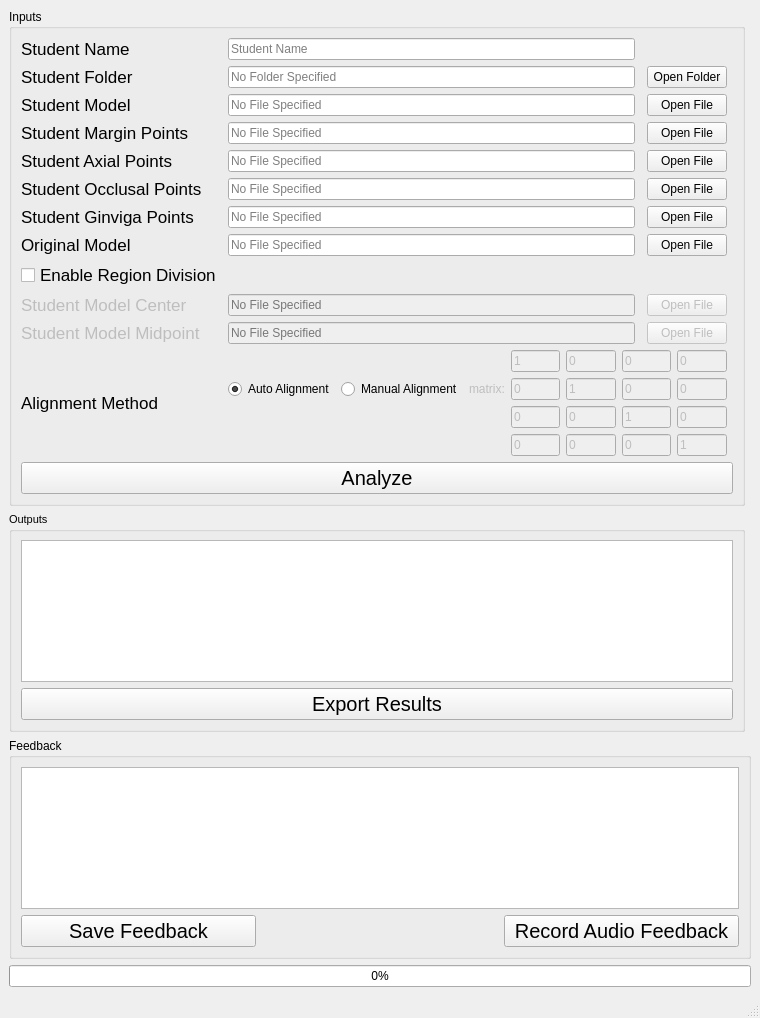
This is mainwindow.ui in SenyangJiang/DentalAnalyzer as Qt 5 draws it before an edit. The edited form follows.
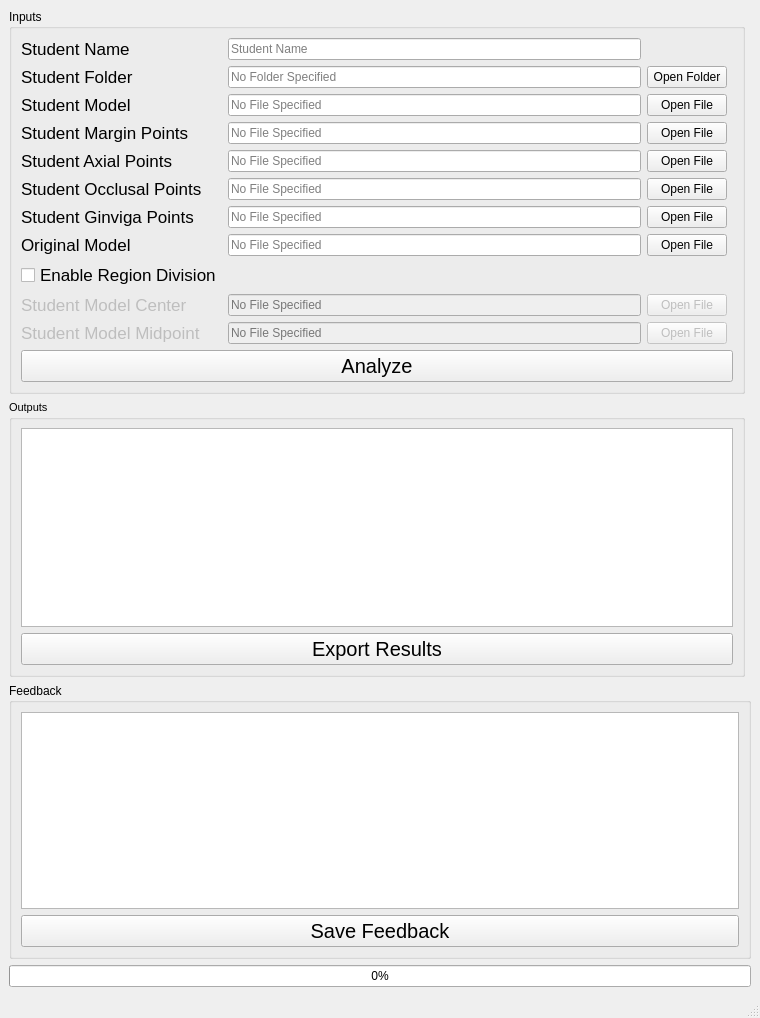
This is the edited form.

Commit message:
Remove alignment & Add documentation
- Removed alignment options, doing the alignment in Meshlab instead
- Added Markdown documentation

Patch:
```diff
--- a/mainwindow.ui
+++ b/mainwindow.ui
@@ -101,89 +101,7 @@
         <property name="flat">
          <bool>false</bool>
         </property>
-        <layout class="QGridLayout" name="gridLayout" columnstretch="0,0,0,0,0">
-         <item row="9" column="3">
-          <widget class="QPushButton" name="pushButtonOriginalModel">
-           <property name="text">
-            <string>Open File</string>
-           </property>
-          </widget>
-         </item>
-         <item row="6" column="1">
-          <widget class="QLineEdit" name="lineEditStudentAxialPoints">
-           <property name="focusPolicy">
-            <enum>Qt::ClickFocus</enum>
-           </property>
-           <property name="text">
-            <string/>
-           </property>
-           <property name="readOnly">
-            <bool>true</bool>
-           </property>
-           <property name="placeholderText">
-            <string>No File Specified</string>
-           </property>
-          </widget>
-         </item>
-         <item row="7" column="1">
-          <widget class="QLineEdit" name="lineEditStudentOcclusalPoints">
-           <property name="focusPolicy">
-            <enum>Qt::ClickFocus</enum>
-           </property>
-           <property name="text">
-            <string/>
-           </property>
-           <property name="readOnly">
-            <bool>true</bool>
-           </property>
-           <property name="placeholderText">
-            <string>No File Specified</string>
-           </property>
-          </widget>
-         </item>
-         <item row="15" column="0">
-          <widget class="QLabel" name="label_8">
-           <property name="font">
-            <font>
-             <family>Arial</family>
-             <pointsize>13</pointsize>
-            </font>
-           </property>
-           <property name="text">
-            <string>Alignment Method</string>
-           </property>
-          </widget>
-         </item>
-         <item row="5" column="3">
-          <widget class="QPushButton" name="pushButtonStudentMarginPoints">
-           <property name="text">
-            <string>Open File</string>
-           </property>
-          </widget>
-         </item>
-         <item row="13" column="3">
-          <widget class="QPushButton" name="pushButtonStudentMidpoint">
-           <property name="enabled">
-            <bool>false</bool>
-           </property>
-           <property name="text">
-            <string>Open File</string>
-           </property>
-          </widget>
-         </item>
-         <item row="24" column="0" colspan="5">
-          <widget class="QPushButton" name="pushButtonAnalyze">
-           <property name="font">
-            <font>
-             <family>Arial</family>
-             <pointsize>15</pointsize>
-            </font>
-           </property>
-           <property name="text">
-            <string>Analyze</string>
-           </property>
-          </widget>
-         </item>
+        <layout class="QGridLayout" name="gridLayout" columnstretch="0,0,0,0">
          <item row="2" column="0">
           <widget class="QLabel" name="label_2">
            <property name="font">
@@ -197,36 +115,20 @@
            </property>
           </widget>
          </item>
-         <item row="1" column="3">
-          <widget class="QPushButton" name="pushButtonStudentFolder">
+         <item row="11" column="0">
+          <widget class="QCheckBox" name="checkBoxDivision">
+           <property name="font">
+            <font>
+             <family>Arial</family>
+             <pointsize>13</pointsize>
+            </font>
+           </property>
            <property name="text">
-            <string>Open Folder</string>
+            <string>Enable Region Division</string>
            </property>
-           <property name="checkable">
-            <bool>false</bool>
-           </property>
-           <property name="checked">
-            <bool>false</bool>
-           </property>
-           <property name="autoRepeat">
-            <bool>false</bool>
-           </property>
-           <property name="default">
-            <bool>false</bool>
-           </property>
-           <property name="flat">
-            <bool>false</bool>
-           </property>
           </widget>
          </item>
-         <item row="0" column="1">
-          <widget class="QLineEdit" name="lineEditStudentName">
-           <property name="placeholderText">
-            <string>Student Name</string>
-           </property>
-          </widget>
-         </item>
-         <item row="12" column="3">
+         <item row="12" column="2">
           <widget class="QPushButton" name="pushButtonStudentCenter">
            <property name="enabled">
             <bool>false</bool>
@@ -236,16 +138,19 @@
            </property>
           </widget>
          </item>
-         <item row="5" column="0">
-          <widget class="QLabel" name="label_3">
-           <property name="font">
-            <font>
-             <family>Arial</family>
-             <pointsize>13</pointsize>
-            </font>
+         <item row="1" column="1">
+          <widget class="QLineEdit" name="lineEditStudentFolder">
+           <property name="focusPolicy">
+            <enum>Qt::ClickFocus</enum>
            </property>
            <property name="text">
-            <string>Student Margin Points</string>
+            <string/>
+           </property>
+           <property name="readOnly">
+            <bool>true</bool>
+           </property>
+           <property name="placeholderText">
+            <string>No Folder Specified</string>
            </property>
           </widget>
          </item>
@@ -265,6 +170,62 @@
            </property>
           </widget>
          </item>
+         <item row="1" column="0">
+          <widget class="QLabel" name="label">
+           <property name="font">
+            <font>
+             <family>Arial</family>
+             <pointsize>13</pointsize>
+            </font>
+           </property>
+           <property name="text">
+            <string>Student Folder</string>
+           </property>
+          </widget>
+         </item>
+         <item row="6" column="2">
+          <widget class="QPushButton" name="pushButtonStudentAxialPoints">
+           <property name="text">
+            <string>Open File</string>
+           </property>
+          </widget>
+         </item>
+         <item row="2" column="1">
+          <widget class="QLineEdit" name="lineEditStudentModel">
+           <property name="focusPolicy">
+            <enum>Qt::ClickFocus</enum>
+           </property>
+           <property name="text">
+            <string/>
+           </property>
+           <property name="readOnly">
+            <bool>true</bool>
+           </property>
+           <property name="placeholderText">
+            <string>No File Specified</string>
+           </property>
+          </widget>
+         </item>
+         <item row="2" column="2">
+          <widget class="QPushButton" name="pushButtonStudentModel">
+           <property name="text">
+            <string>Open File</string>
+           </property>
+          </widget>
+         </item>
+         <item row="7" column="0">
+          <widget class="QLabel" name="label_5">
+           <property name="font">
+            <font>
+             <family>Arial</family>
+             <pointsize>13</pointsize>
+            </font>
+           </property>
+           <property name="text">
+            <string>Student Occlusal Points</string>
+           </property>
+          </widget>
+         </item>
          <item row="13" column="1">
           <widget class="QLineEdit" name="lineEditStudentMidpoint">
            <property name="enabled">
@@ -281,42 +242,10 @@
            </property>
           </widget>
          </item>
-         <item row="12" column="1">
-          <widget class="QLineEdit" name="lineEditStudentCenter">
-           <property name="enabled">
-            <bool>false</bool>
-           </property>
-           <property name="text">
-            <string/>
-           </property>
-           <property name="readOnly">
-            <bool>true</bool>
-           </property>
+         <item row="0" column="1">
+          <widget class="QLineEdit" name="lineEditStudentName">
            <property name="placeholderText">
-            <string>No File Specified</string>
-           </property>
-          </widget>
-         </item>
-         <item row="1" column="1">
-          <widget class="QLineEdit" name="lineEditStudentFolder">
-           <property name="focusPolicy">
-            <enum>Qt::ClickFocus</enum>
-           </property>
-           <property name="text">
-            <string/>
-           </property>
-           <property name="readOnly">
-            <bool>true</bool>
-           </property>
-           <property name="placeholderText">
-            <string>No Folder Specified</string>
-           </property>
-          </widget>
-         </item>
-         <item row="7" column="3">
-          <widget class="QPushButton" name="pushButtonStudentOcclusalPoints">
-           <property name="text">
-            <string>Open File</string>
+            <string>Student Name</string>
            </property>
           </widget>
          </item>
@@ -336,15 +265,60 @@
            </property>
           </widget>
          </item>
-         <item row="8" column="3">
+         <item row="8" column="2">
           <widget class="QPushButton" name="pushButtonStudentGingivaPoints">
            <property name="text">
             <string>Open File</string>
            </property>
           </widget>
          </item>
-         <item row="2" column="1">
-          <widget class="QLineEdit" name="lineEditStudentModel">
+         <item row="12" column="0">
+          <widget class="QLabel" name="labelStudentCenter">
+           <property name="enabled">
+            <bool>false</bool>
+           </property>
+           <property name="font">
+            <font>
+             <family>Arial</family>
+             <pointsize>13</pointsize>
+            </font>
+           </property>
+           <property name="text">
+            <string>Student Model Center</string>
+           </property>
+          </widget>
+         </item>
+         <item row="12" column="1">
+          <widget class="QLineEdit" name="lineEditStudentCenter">
+           <property name="enabled">
+            <bool>false</bool>
+           </property>
+           <property name="text">
+            <string/>
+           </property>
+           <property name="readOnly">
+            <bool>true</bool>
+           </property>
+           <property name="placeholderText">
+            <string>No File Specified</string>
+           </property>
+          </widget>
+         </item>
+         <item row="6" column="0">
+          <widget class="QLabel" name="label_4">
+           <property name="font">
+            <font>
+             <family>Arial</family>
+             <pointsize>13</pointsize>
+            </font>
+           </property>
+           <property name="text">
+            <string>Student Axial Points</string>
+           </property>
+          </widget>
+         </item>
+         <item row="6" column="1">
+          <widget class="QLineEdit" name="lineEditStudentAxialPoints">
            <property name="focusPolicy">
             <enum>Qt::ClickFocus</enum>
            </property>
@@ -359,30 +333,62 @@
            </property>
           </widget>
          </item>
-         <item row="6" column="3">
-          <widget class="QPushButton" name="pushButtonStudentAxialPoints">
+         <item row="13" column="2">
+          <widget class="QPushButton" name="pushButtonStudentMidpoint">
+           <property name="enabled">
+            <bool>false</bool>
+           </property>
            <property name="text">
             <string>Open File</string>
            </property>
           </widget>
          </item>
-         <item row="2" column="3">
-          <widget class="QPushButton" name="pushButtonStudentModel">
+         <item row="9" column="1">
+          <widget class="QLineEdit" name="lineEditOriginalModel">
            <property name="text">
-            <string>Open File</string>
+            <string/>
            </property>
+           <property name="readOnly">
+            <bool>true</bool>
+           </property>
+           <property name="placeholderText">
+            <string>No File Specified</string>
+           </property>
           </widget>
          </item>
-         <item row="11" column="0">
-          <widget class="QCheckBox" name="checkBoxDivision">
-           <property name="font">
-            <font>
-             <family>Arial</family>
-             <pointsize>13</pointsize>
-            </font>
+         <item row="1" column="2">
+          <widget class="QPushButton" name="pushButtonStudentFolder">
+           <property name="text">
+            <string>Open Folder</string>
            </property>
+           <property name="checkable">
+            <bool>false</bool>
+           </property>
+           <property name="checked">
+            <bool>false</bool>
+           </property>
+           <property name="autoRepeat">
+            <bool>false</bool>
+           </property>
+           <property name="default">
+            <bool>false</bool>
+           </property>
+           <property name="flat">
+            <bool>false</bool>
+           </property>
+          </widget>
+         </item>
+         <item row="9" column="2">
+          <widget class="QPushButton" name="pushButtonOriginalModel">
            <property name="text">
-            <string>Enable Region Division</string>
+            <string>Open File</string>
+           </property>
+          </widget>
+         </item>
+         <item row="7" column="2">
+          <widget class="QPushButton" name="pushButtonStudentOcclusalPoints">
+           <property name="text">
+            <string>Open File</string>
            </property>
           </widget>
          </item>
@@ -399,6 +405,32 @@
            </property>
           </widget>
          </item>
+         <item row="5" column="0">
+          <widget class="QLabel" name="label_3">
+           <property name="font">
+            <font>
+             <family>Arial</family>
+             <pointsize>13</pointsize>
+            </font>
+           </property>
+           <property name="text">
+            <string>Student Margin Points</string>
+           </property>
+          </widget>
+         </item>
+         <item row="23" column="0" colspan="4">
+          <widget class="QPushButton" name="pushButtonAnalyze">
+           <property name="font">
+            <font>
+             <family>Arial</family>
+             <pointsize>15</pointsize>
+            </font>
+           </property>
+           <property name="text">
+            <string>Analyze</string>
+           </property>
+          </widget>
+         </item>
          <item row="5" column="1">
           <widget class="QLineEdit" name="lineEditStudentMarginPoints">
            <property name="focusPolicy">
@@ -415,6 +447,13 @@
            </property>
           </widget>
          </item>
+         <item row="5" column="2">
+          <widget class="QPushButton" name="pushButtonStudentMarginPoints">
+           <property name="text">
+            <string>Open File</string>
+           </property>
+          </widget>
+         </item>
          <item row="13" column="0">
           <widget class="QLabel" name="labelStudentMidpoint">
            <property name="enabled">
@@ -444,231 +483,11 @@
            </property>
           </widget>
          </item>
-         <item row="15" column="1" colspan="3">
-          <layout class="QGridLayout" name="gridLayout_2" columnstretch="4,0,0,0,0,0,0">
-           <item row="1" column="4">
-            <widget class="QLineEdit" name="lineEdit_11">
-             <property name="enabled">
-              <bool>false</bool>
-             </property>
-             <property name="text">
-              <string>1</string>
-             </property>
-            </widget>
-           </item>
-           <item row="1" column="5">
-            <widget class="QLineEdit" name="lineEdit_12">
-             <property name="enabled">
-              <bool>false</bool>
-             </property>
-             <property name="text">
-              <string>0</string>
-             </property>
-            </widget>
-           </item>
-           <item row="2" column="5">
-            <widget class="QLineEdit" name="lineEdit_22">
-             <property name="enabled">
-              <bool>false</bool>
-             </property>
-             <property name="text">
-              <string>1</string>
-             </property>
-            </widget>
-           </item>
-           <item row="3" column="3">
-            <widget class="QLineEdit" name="lineEdit_30">
-             <property name="enabled">
-              <bool>false</bool>
-             </property>
-             <property name="text">
-              <string>0</string>
-             </property>
-            </widget>
-           </item>
-           <item row="1" column="1">
-            <widget class="QRadioButton" name="radioButtonManualAlignment">
-             <property name="text">
-              <string>Manual Alignment</string>
-             </property>
-            </widget>
-           </item>
-           <item row="3" column="5">
-            <widget class="QLineEdit" name="lineEdit_32">
-             <property name="enabled">
-              <bool>false</bool>
-             </property>
-             <property name="text">
-              <string>0</string>
-             </property>
-            </widget>
-           </item>
-           <item row="2" column="6">
-            <widget class="QLineEdit" name="lineEdit_23">
-             <property name="enabled">
-              <bool>false</bool>
-             </property>
-             <property name="text">
-              <string>0</string>
-             </property>
-            </widget>
-           </item>
-           <item row="0" column="5">
-            <widget class="QLineEdit" name="lineEdit_02">
-             <property name="enabled">
-              <bool>false</bool>
-             </property>
-             <property name="text">
-              <string>0</string>
-             </property>
-            </widget>
-           </item>
-           <item row="0" column="3">
-            <widget class="QLineEdit" name="lineEdit_00">
-             <property name="enabled">
-              <bool>false</bool>
-             </property>
-             <property name="text">
-              <string>1</string>
-             </property>
-             <property name="readOnly">
-              <bool>false</bool>
-             </property>
-             <property name="clearButtonEnabled">
-              <bool>false</bool>
-             </property>
-            </widget>
-           </item>
-           <item row="0" column="6">
-            <widget class="QLineEdit" name="lineEdit_03">
-             <property name="enabled">
-              <bool>false</bool>
-             </property>
-             <property name="text">
-              <string>0</string>
-             </property>
-            </widget>
-           </item>
-           <item row="2" column="3">
-            <widget class="QLineEdit" name="lineEdit_20">
-             <property name="enabled">
-              <bool>false</bool>
-             </property>
-             <property name="text">
-              <string>0</string>
-             </property>
-            </widget>
-           </item>
-           <item row="1" column="6">
-            <widget class="QLineEdit" name="lineEdit_13">
-             <property name="enabled">
-              <bool>false</bool>
-             </property>
-             <property name="text">
-              <string>0</string>
-             </property>
-            </widget>
-           </item>
-           <item row="3" column="4">
-            <widget class="QLineEdit" name="lineEdit_31">
-             <property name="enabled">
-              <bool>false</bool>
-             </property>
-             <property name="text">
-              <string>0</string>
-             </property>
-            </widget>
-           </item>
-           <item row="1" column="0">
-            <widget class="QRadioButton" name="radioButtonAutoAlignment">
-             <property name="text">
-              <string>Auto Alignment</string>
-             </property>
-             <property name="checked">
-              <bool>true</bool>
-             </property>
-            </widget>
-           </item>
-           <item row="2" column="4">
-            <widget class="QLineEdit" name="lineEdit_21">
-             <property name="enabled">
-              <bool>false</bool>
-             </property>
-             <property name="text">
-              <string>0</string>
-             </property>
-            </widget>
-           </item>
-           <item row="0" column="4">
-            <widget class="QLineEdit" name="lineEdit_01">
-             <property name="enabled">
-              <bool>false</bool>
-             </property>
-             <property name="text">
-              <string>0</string>
-             </property>
-            </widget>
-           </item>
-           <item row="1" column="2">
-            <widget class="QLabel" name="labelTransformationMatrix">
-             <property name="enabled">
-              <bool>false</bool>
-             </property>
-             <property name="text">
-              <string>matrix:</string>
-             </property>
-            </widget>
-           </item>
-           <item row="1" column="3">
-            <widget class="QLineEdit" name="lineEdit_10">
-             <property name="enabled">
-              <bool>false</bool>
-             </property>
-             <property name="text">
-              <string>0</string>
-             </property>
-            </widget>
-           </item>
-           <item row="3" column="6">
-            <widget class="QLineEdit" name="lineEdit_33">
-             <property name="enabled">
-              <bool>false</bool>
-             </property>
-             <property name="text">
-              <string>1</string>
-             </property>
-            </widget>
-           </item>
-          </layout>
-         </item>
-         <item row="6" column="0">
-          <widget class="QLabel" name="label_4">
-           <property name="font">
-            <font>
-             <family>Arial</family>
-             <pointsize>13</pointsize>
-            </font>
+         <item row="7" column="1">
+          <widget class="QLineEdit" name="lineEditStudentOcclusalPoints">
+           <property name="focusPolicy">
+            <enum>Qt::ClickFocus</enum>
            </property>
-           <property name="text">
-            <string>Student Axial Points</string>
-           </property>
-          </widget>
-         </item>
-         <item row="7" column="0">
-          <widget class="QLabel" name="label_5">
-           <property name="font">
-            <font>
-             <family>Arial</family>
-             <pointsize>13</pointsize>
-            </font>
-           </property>
-           <property name="text">
-            <string>Student Occlusal Points</string>
-           </property>
-          </widget>
-         </item>
-         <item row="9" column="1">
-          <widget class="QLineEdit" name="lineEditOriginalModel">
            <property name="text">
             <string/>
            </property>
@@ -680,35 +499,6 @@
            </property>
           </widget>
          </item>
-         <item row="12" column="0">
-          <widget class="QLabel" name="labelStudentCenter">
-           <property name="enabled">
-            <bool>false</bool>
-           </property>
-           <property name="font">
-            <font>
-             <family>Arial</family>
-             <pointsize>13</pointsize>
-            </font>
-           </property>
-           <property name="text">
-            <string>Student Model Center</string>
-           </property>
-          </widget>
-         </item>
-         <item row="1" column="0">
-          <widget class="QLabel" name="label">
-           <property name="font">
-            <font>
-             <family>Arial</family>
-             <pointsize>13</pointsize>
-            </font>
-           </property>
-           <property name="text">
-            <string>Student Folder</string>
-           </property>
-          </widget>
-         </item>
         </layout>
        </widget>
       </item>
@@ -718,19 +508,6 @@
          <string>Feedback</string>
         </property>
         <layout class="QGridLayout" name="gridLayout_5">
-         <item row="1" column="0">
-          <widget class="QPushButton" name="pushButtonSaveFeedback">
-           <property name="font">
-            <font>
-             <family>Arial</family>
-             <pointsize>15</pointsize>
-            </font>
-           </property>
-           <property name="text">
-            <string>Save Feedback</string>
-           </property>
-          </widget>
-         </item>
          <item row="0" column="0" colspan="3">
           <widget class="QTextEdit" name="textEdit">
            <property name="font">
@@ -741,8 +518,8 @@
            </property>
           </widget>
          </item>
-         <item row="1" column="2">
-          <widget class="QPushButton" name="pushButtonRecordAudio">
+         <item row="1" column="0" colspan="3">
+          <widget class="QPushButton" name="pushButtonSaveFeedback">
            <property name="font">
             <font>
              <family>Arial</family>
@@ -750,7 +527,7 @@
             </font>
            </property>
            <property name="text">
-            <string>Record Audio Feedback</string>
+            <string>Save Feedback</string>
            </property>
           </widget>
          </item>
```
The commit also changes 38 other files.
